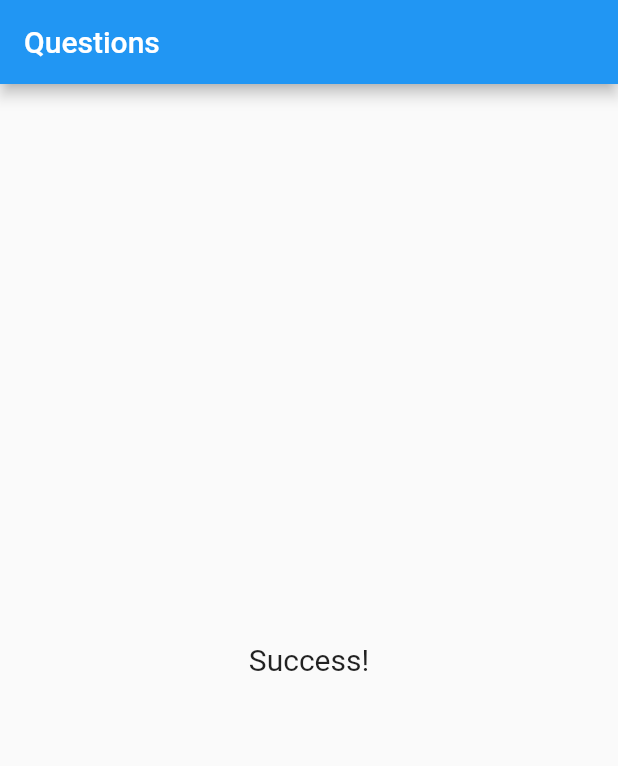
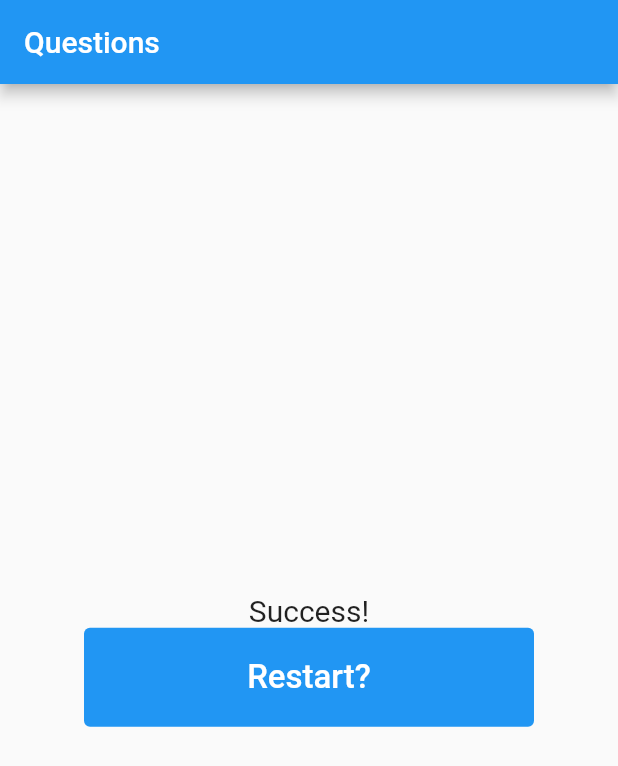
Before and after one commit to leobaiano/questions-and-answers, a Flutter app: the screen it shows after launch, after a tap on "Blue", after a tap on "Snake", on a phone screen of 412 x 824 dp. Shown: the top 766 px of the screen. Run offline on Flutter 3.47's test engine with Material 2 defaults, Android fonts, the light colour scheme and no system bars.

Commit message:
feat: add restart

```diff
--- a/lib/main.dart
+++ b/lib/main.dart
@@ -42,6 +42,13 @@ class _AnswersAppState extends State<AnswersApp> {
     }
   }
 
+  void restatQuiz() {
+    setState(() {
+      _selectedQuestion = 0;
+      _totalValue = 0;
+    });
+  }
+
   bool get isQuestionSelected {
     return _selectedQuestion < _questions.length;
   }
@@ -59,7 +66,10 @@ class _AnswersAppState extends State<AnswersApp> {
               selectedQuestion: _selectedQuestion,
               answer: _answer,
             )
-          : Result(value: _totalValue,),
+          : Result(
+              value: _totalValue,
+              onRestartQuiz: restatQuiz,
+            ),
     ));
   }
 }
--- a/lib/result.dart
+++ b/lib/result.dart
@@ -2,8 +2,9 @@ import 'package:flutter/material.dart';
 
 class Result extends StatelessWidget {
   final int value;
+  final void Function() onRestartQuiz;
 
-  const Result({super.key, required this.value});
+  const Result({super.key, required this.value, required this.onRestartQuiz});
 
   String get textResult {
     if (value < 3) {
@@ -15,11 +16,29 @@ class Result extends StatelessWidget {
 
   @override
   Widget build(BuildContext context) {
-    return Center(
-      child: Text(
-        textResult,
-        style: TextStyle(fontSize: 20),
-      ),
+    return Column(
+      mainAxisAlignment: MainAxisAlignment.center,
+      children: [
+        Center(
+          child: Text(
+            textResult,
+            style: const TextStyle(fontSize: 20),
+          ),
+        ),
+        TextButton(
+          onPressed: onRestartQuiz,
+          style: TextButton.styleFrom(
+            minimumSize: const Size(300, 10),
+            backgroundColor: Colors.blue,
+            padding: const EdgeInsets.all(20),
+            foregroundColor: Colors.white,
+          ),
+          child: const Text(
+            'Restart?',
+            style: TextStyle(fontSize: 22),
+          ),
+        )
+      ],
     );
   }
 }
```
